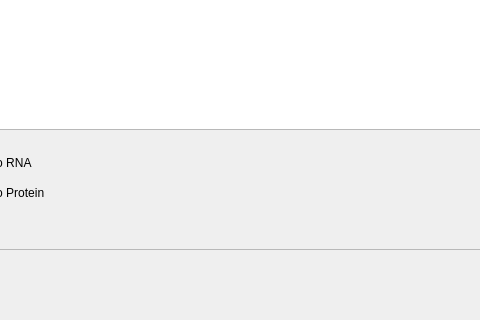
First picture: the form in src/window.ui, repository mohamedhamidat/pyqt4Bio, before the edit; both pictures show x 120 to 600 and y 120 to 440 of the 1332 by 718 pixel window.
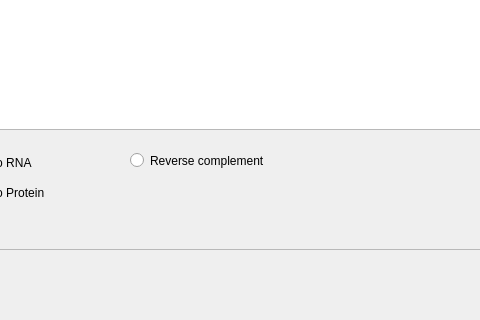
Second picture: the form after the edit.

Commit message: Added reverse complement option

```diff
--- a/src/window.ui
+++ b/src/window.ui
@@ -104,6 +104,19 @@
      <string>Translate to Protein</string>
     </property>
    </widget>
+   <widget class="QRadioButton" name="reverse_complement_radioBtn">
+    <property name="geometry">
+     <rect>
+      <x>250</x>
+      <y>246</y>
+      <width>221</width>
+      <height>31</height>
+     </rect>
+    </property>
+    <property name="text">
+     <string>Reverse complement</string>
+    </property>
+   </widget>
   </widget>
   <widget class="QMenuBar" name="menubar">
    <property name="geometry">
```
The commit also changes 4 other files.
